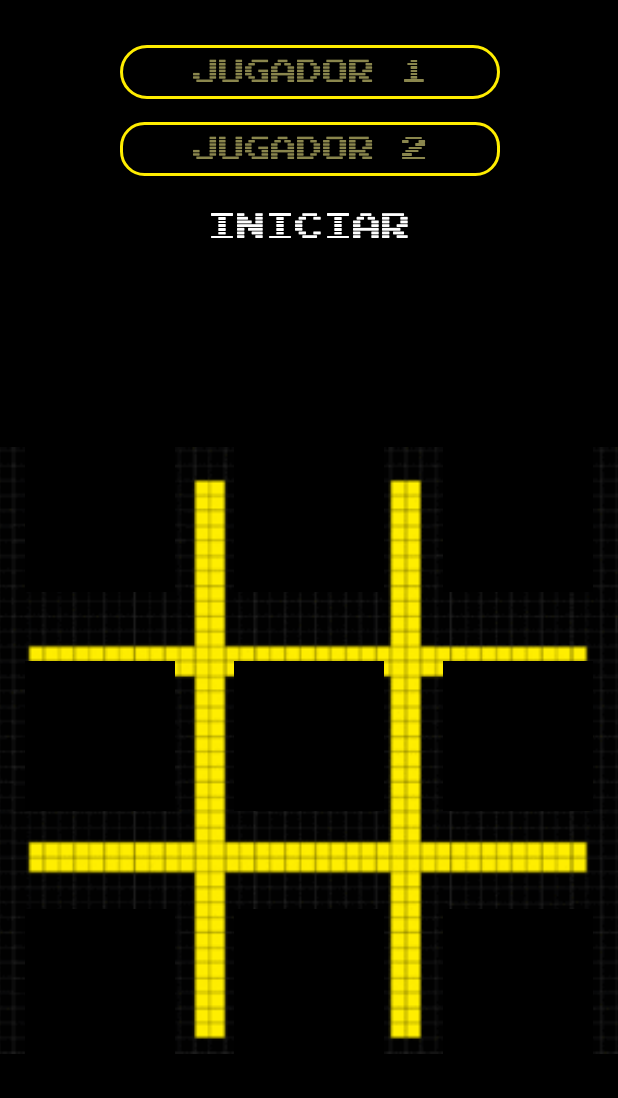
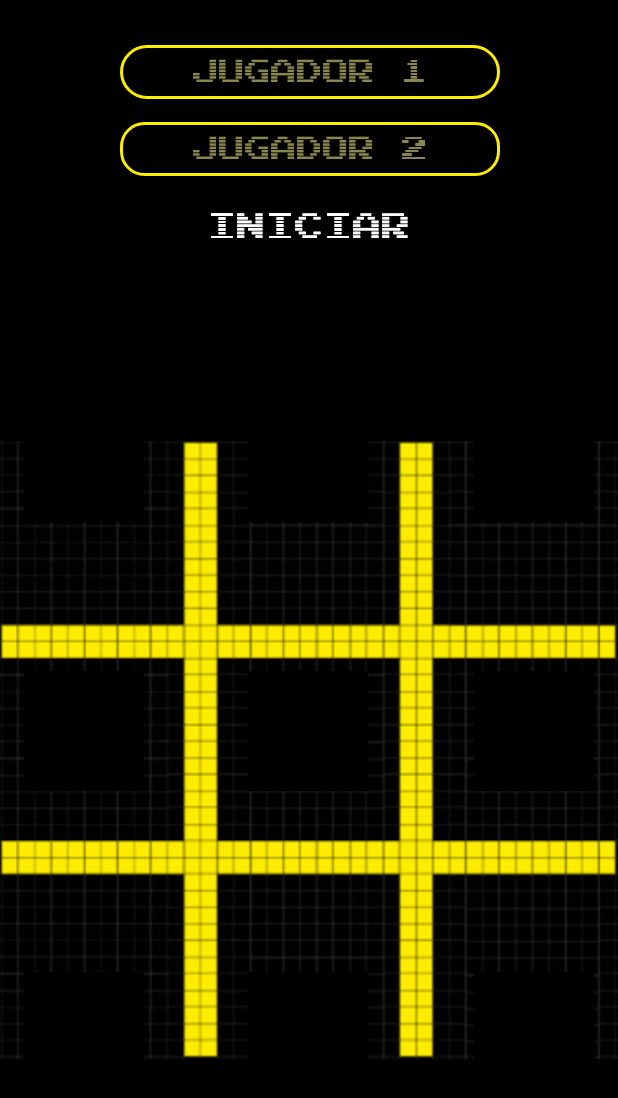
Before and after one commit to ChrisZgz/TG2Grupo1, an Android app: the Juego screen opened directly, with no data from a screen before it, on a phone screen of 412 x 824 dp. Shown: the top 1098 px of the screen. Run offline under Robolectric (Android 15) with nearby library versions, the phone set to English and light mode, and no system bars.

Commit message:
creacion de layout de alertas y fin de juego y modificación del tablero de juego

```diff
--- a/app/src/main/res/layout/activity_juego.xml
+++ b/app/src/main/res/layout/activity_juego.xml
@@ -12,8 +12,10 @@
         android:layout_height="match_parent"
         android:background="#000000"
         android:orientation="vertical"
-        tools:layout_editor_absoluteX="0dp"
-        tools:layout_editor_absoluteY="16dp">
+        app:layout_constraintBottom_toBottomOf="parent"
+        app:layout_constraintEnd_toEndOf="parent"
+        app:layout_constraintStart_toStartOf="parent"
+        app:layout_constraintTop_toTopOf="parent">
 
         <EditText
             android:id="@+id/txtJugadorUno"
@@ -65,125 +67,124 @@
 
             <ImageView
                 android:id="@+id/imageView3"
-                android:layout_width="436dp"
-                android:layout_height="427dp"
-                android:layout_marginStart="12dp"
-                android:layout_marginEnd="12dp"
+                android:layout_width="match_parent"
+                android:layout_height="match_parent"
                 app:layout_constraintBottom_toBottomOf="parent"
                 app:layout_constraintEnd_toEndOf="parent"
-                app:layout_constraintHorizontal_bias="0.51"
+                app:layout_constraintHorizontal_bias="0.0"
                 app:layout_constraintStart_toStartOf="parent"
                 app:layout_constraintTop_toTopOf="parent"
-                app:layout_constraintVertical_bias="0.503"
-                app:srcCompat="@drawable/partidasplash" />
+                app:layout_constraintVertical_bias="0.0"
+                app:srcCompat="@drawable/tablero" />
 
             <ImageButton
                 android:id="@+id/bt1"
-                android:layout_width="100dp"
-                android:layout_height="100dp"
+                android:layout_width="80dp"
+                android:layout_height="80dp"
                 app:layout_constraintBottom_toBottomOf="parent"
                 app:layout_constraintEnd_toEndOf="parent"
-                app:layout_constraintHorizontal_bias="0.054"
+                app:layout_constraintHorizontal_bias="0.048"
                 app:layout_constraintStart_toStartOf="parent"
                 app:layout_constraintTop_toTopOf="parent"
-                app:layout_constraintVertical_bias="0.217"
+                app:layout_constraintVertical_bias="0.163"
                 app:srcCompat="@drawable/botonnegrogrande" />
 
             <ImageButton
                 android:id="@+id/bt8"
-                android:layout_width="100dp"
-                android:layout_height="100dp"
-                app:layout_constraintBottom_toBottomOf="@+id/bt7"
-                app:layout_constraintEnd_toEndOf="@+id/bt5"
-                app:layout_constraintStart_toStartOf="@+id/bt5"
-                app:layout_constraintTop_toTopOf="@+id/bt7"
-                app:layout_constraintVertical_bias="0.776"
+                android:layout_width="80dp"
+                android:layout_height="80dp"
+                app:layout_constraintBottom_toBottomOf="@+id/imageView3"
+                app:layout_constraintEnd_toEndOf="parent"
+                app:layout_constraintHorizontal_bias="0.498"
+                app:layout_constraintStart_toStartOf="parent"
+                app:layout_constraintTop_toTopOf="parent"
+                app:layout_constraintVertical_bias="0.831"
                 app:srcCompat="@drawable/botonnegrogrande" />
 
             <ImageButton
                 android:id="@+id/bt9"
-                android:layout_width="100dp"
-                android:layout_height="100dp"
-                app:layout_constraintBottom_toBottomOf="@+id/bt7"
-                app:layout_constraintEnd_toEndOf="@+id/bt6"
-                app:layout_constraintHorizontal_bias="0.0"
-                app:layout_constraintStart_toStartOf="@+id/bt6"
-                app:layout_constraintTop_toTopOf="@+id/bt7"
-                app:layout_constraintVertical_bias="1.0"
+                android:layout_width="80dp"
+                android:layout_height="80dp"
+                app:layout_constraintBottom_toBottomOf="parent"
+                app:layout_constraintEnd_toEndOf="parent"
+                app:layout_constraintHorizontal_bias="0.951"
+                app:layout_constraintStart_toStartOf="parent"
+                app:layout_constraintTop_toTopOf="parent"
+                app:layout_constraintVertical_bias="0.831"
                 app:srcCompat="@drawable/botonnegrogrande" />
 
             <ImageButton
                 android:id="@+id/bt5"
-                android:layout_width="100dp"
-                android:layout_height="100dp"
-                app:layout_constraintBottom_toBottomOf="@+id/bt4"
-                app:layout_constraintEnd_toEndOf="@+id/bt2"
-                app:layout_constraintHorizontal_bias="0.0"
-                app:layout_constraintStart_toStartOf="@+id/bt2"
-                app:layout_constraintTop_toTopOf="@+id/bt4"
-                app:layout_constraintVertical_bias="0.0"
+                android:layout_width="80dp"
+                android:layout_height="80dp"
+                app:layout_constraintBottom_toBottomOf="parent"
+                app:layout_constraintEnd_toEndOf="parent"
+                app:layout_constraintHorizontal_bias="0.498"
+                app:layout_constraintStart_toStartOf="parent"
+                app:layout_constraintTop_toTopOf="parent"
+                app:layout_constraintVertical_bias="0.478"
                 app:srcCompat="@drawable/botonnegrogrande" />
 
             <ImageButton
                 android:id="@+id/bt6"
-                android:layout_width="100dp"
-                android:layout_height="100dp"
-                app:layout_constraintBottom_toBottomOf="@+id/bt4"
-                app:layout_constraintEnd_toEndOf="@+id/bt3"
-                app:layout_constraintHorizontal_bias="0.946"
-                app:layout_constraintStart_toStartOf="@+id/bt3"
-                app:layout_constraintTop_toTopOf="@+id/bt4"
-                app:layout_constraintVertical_bias="0.0"
+                android:layout_width="80dp"
+                android:layout_height="80dp"
+                app:layout_constraintBottom_toBottomOf="parent"
+                app:layout_constraintEnd_toEndOf="parent"
+                app:layout_constraintHorizontal_bias="0.951"
+                app:layout_constraintStart_toStartOf="parent"
+                app:layout_constraintTop_toTopOf="parent"
+                app:layout_constraintVertical_bias="0.478"
                 app:srcCompat="@drawable/botonnegrogrande" />
 
             <ImageButton
                 android:id="@+id/bt2"
-                android:layout_width="100dp"
-                android:layout_height="100dp"
-                app:layout_constraintBottom_toBottomOf="@+id/bt1"
+                android:layout_width="80dp"
+                android:layout_height="80dp"
+                app:layout_constraintBottom_toBottomOf="parent"
                 app:layout_constraintEnd_toEndOf="parent"
+                app:layout_constraintHorizontal_bias="0.498"
                 app:layout_constraintStart_toStartOf="parent"
-                app:layout_constraintTop_toTopOf="@+id/bt1"
-                app:layout_constraintVertical_bias="1.0"
+                app:layout_constraintTop_toTopOf="parent"
+                app:layout_constraintVertical_bias="0.163"
                 app:srcCompat="@drawable/botonnegrogrande" />
 
             <ImageButton
                 android:id="@+id/bt3"
-                android:layout_width="100dp"
-                android:layout_height="100dp"
-                app:layout_constraintBottom_toBottomOf="@+id/bt1"
+                android:layout_width="80dp"
+                android:layout_height="80dp"
+                app:layout_constraintBottom_toBottomOf="parent"
                 app:layout_constraintEnd_toEndOf="parent"
-                app:layout_constraintHorizontal_bias="0.946"
+                app:layout_constraintHorizontal_bias="0.951"
                 app:layout_constraintStart_toStartOf="parent"
-                app:layout_constraintTop_toTopOf="@+id/bt1"
-                app:layout_constraintVertical_bias="1.0"
+                app:layout_constraintTop_toTopOf="parent"
+                app:layout_constraintVertical_bias="0.163"
                 app:srcCompat="@drawable/botonnegrogrande" />
 
             <ImageButton
                 android:id="@+id/bt4"
-                android:layout_width="100dp"
-                android:layout_height="100dp"
-                android:layout_marginTop="20dp"
+                android:layout_width="80dp"
+                android:layout_height="80dp"
                 app:layout_constraintBottom_toBottomOf="parent"
-                app:layout_constraintEnd_toEndOf="@+id/bt1"
-                app:layout_constraintHorizontal_bias="0.0"
-                app:layout_constraintStart_toStartOf="@+id/bt1"
-                app:layout_constraintTop_toBottomOf="@+id/bt1"
-                app:layout_constraintVertical_bias="0.084"
+                app:layout_constraintEnd_toEndOf="parent"
+                app:layout_constraintHorizontal_bias="0.048"
+                app:layout_constraintStart_toStartOf="parent"
+                app:layout_constraintTop_toTopOf="parent"
+                app:layout_constraintVertical_bias="0.478"
                 app:srcCompat="@drawable/botonnegrogrande" />
 
             <ImageButton
                 android:id="@+id/bt7"
-                android:layout_width="100dp"
-                android:layout_height="100dp"
-                android:layout_marginTop="20dp"
+                android:layout_width="80dp"
+                android:layout_height="80dp"
                 app:layout_constraintBottom_toBottomOf="parent"
-                app:layout_constraintEnd_toEndOf="@+id/bt4"
-                app:layout_constraintHorizontal_bias="0.0"
-                app:layout_constraintStart_toStartOf="@+id/bt1"
-                app:layout_constraintTop_toBottomOf="@+id/bt1"
-                app:layout_constraintVertical_bias="0.619"
+                app:layout_constraintEnd_toEndOf="parent"
+                app:layout_constraintHorizontal_bias="0.048"
+                app:layout_constraintStart_toStartOf="parent"
+                app:layout_constraintTop_toTopOf="parent"
+                app:layout_constraintVertical_bias="0.831"
                 app:srcCompat="@drawable/botonnegrogrande" />
+
         </androidx.constraintlayout.widget.ConstraintLayout>
 
     </LinearLayout>
```
Also changed, not shown: app/src/main/res/drawable/fondobotontransparente.xml (added, +9 -0 lines), app/src/main/res/layout/card_layout_alerta.xml (added, +48 -0 lines), app/src/main/res/layout/card_layout_final.xml (added, +71 -0 lines), app/src/main/res/drawable-v24/fondoalertas.jpg (added), app/src/main/res/drawable-v24/fondobotones.jpg (added), app/src/main/res/drawable-v24/tablero.png (added).
